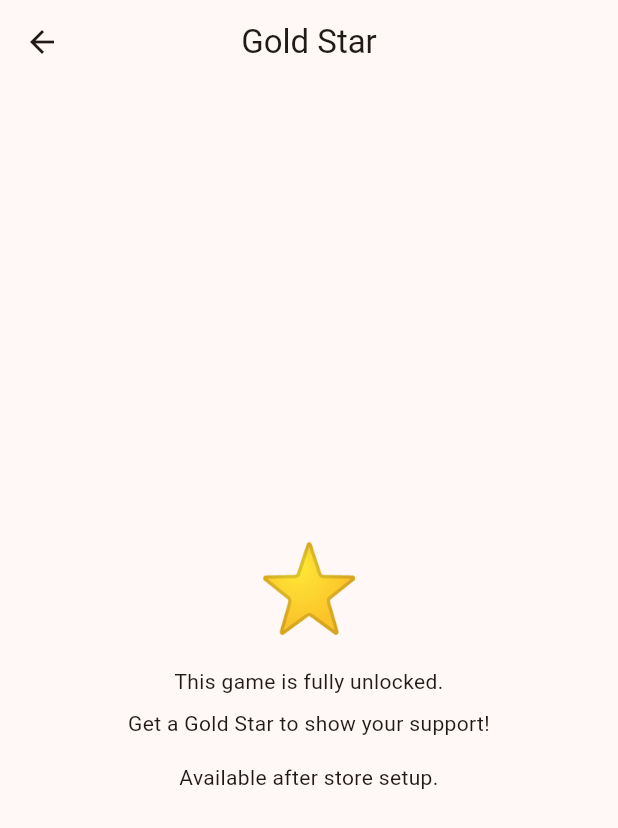
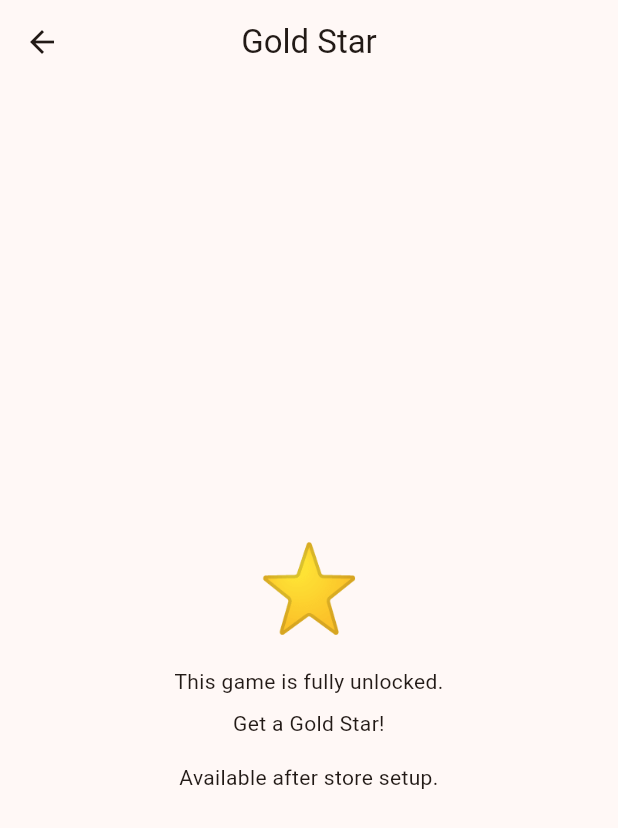
Before and after one commit to wjia-n/game-mountainrider, a Flutter app: the _IosGoldStarScreen screen opened directly with empty values, on a phone screen of 412 x 824 dp. Shown: the top 828 px of the screen. Run offline on Flutter 3.47's test engine with Material 3 defaults, Android fonts, the phone set to English and light mode, and no system bars; our stand-ins replace audioplayers, cross_file, file_picker, in_app_purchase, in_app_review, qr_flutter and 2 more; missing offline and left inert: mobile_scanner; accounts and stored records are empty.

Commit message:
PRO cleanup (iOS only): icon-only ProLock on iOS, branch theme PRO button + Gold Star wording; Android untouched

```diff
--- a/lib/screens/pro_screen.dart
+++ b/lib/screens/pro_screen.dart
@@ -234,7 +234,7 @@ class _IosGoldStarScreen extends StatelessWidget {
                   builder: (_, owned, _) => Text(
                     owned
                         ? '⭐ Gold Star earned — thank you!'
-                        : 'Get a Gold Star to show your support!',
+                        : 'Get a Gold Star!',
                     textAlign: TextAlign.center,
                   ),
                 ),
--- a/lib/screens/settings_screen.dart
+++ b/lib/screens/settings_screen.dart
@@ -1,3 +1,4 @@
+import 'package:flutter/foundation.dart';
 import 'package:flutter/material.dart';
 import '../cheat_menu.dart';
 import '../engine/rider_engine.dart';
@@ -198,7 +199,9 @@ class _SettingsScreenState extends State<SettingsScreen> {
                   Padding(
                     padding: const EdgeInsets.only(top: 8),
                     child: TrailButton(
-                      label: 'Unlock all 12 themes with PRO',
+                      label: defaultTargetPlatform == TargetPlatform.iOS
+                          ? 'Unlock all 12 themes'
+                          : 'Unlock all 12 themes with PRO',
                       icon: Icons.star,
                       theme: t,
                       small: true,
```
Also changed, not shown: lib/screens/widgets.dart (+8 -4 lines).
